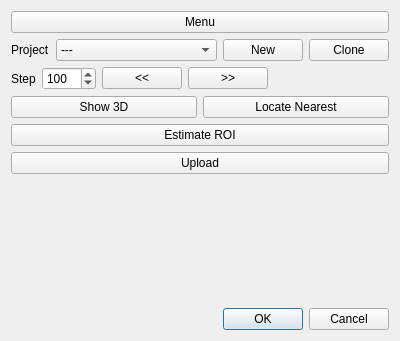
janelia-flyem/NeuTu, file neurolabi/gui/dialogs/zflyemroitooldialog.ui: the form before one commit.
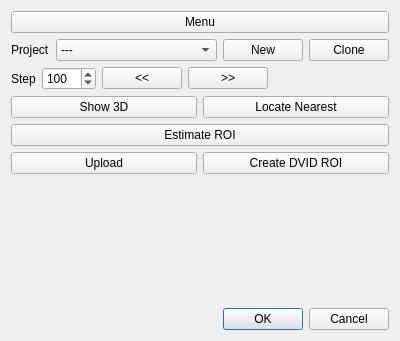
The form after the commit. Custom widgets are drawn as their Qt base class.

```diff
--- a/neurolabi/gui/dialogs/zflyemroitooldialog.ui
+++ b/neurolabi/gui/dialogs/zflyemroitooldialog.ui
@@ -138,11 +138,22 @@
     </widget>
    </item>
    <item>
+    <layout class="QHBoxLayout" name="horizontalLayout_4">
+     <item>
     <widget class="QPushButton" name="uploadPushButton">
      <property name="text">
       <string>Upload</string>
      </property>
     </widget>
+     </item>
+     <item>
+      <widget class="QPushButton" name="dvidRoiPushButton">
+       <property name="text">
+        <string>Create DVID ROI</string>
+       </property>
+      </widget>
+     </item>
+    </layout>
    </item>
    <item>
     <widget class="ZFlyEmMessageWidget" name="messageWidget" native="true"/>
```
Lines whose indentation alone changed are shown as unchanged.
